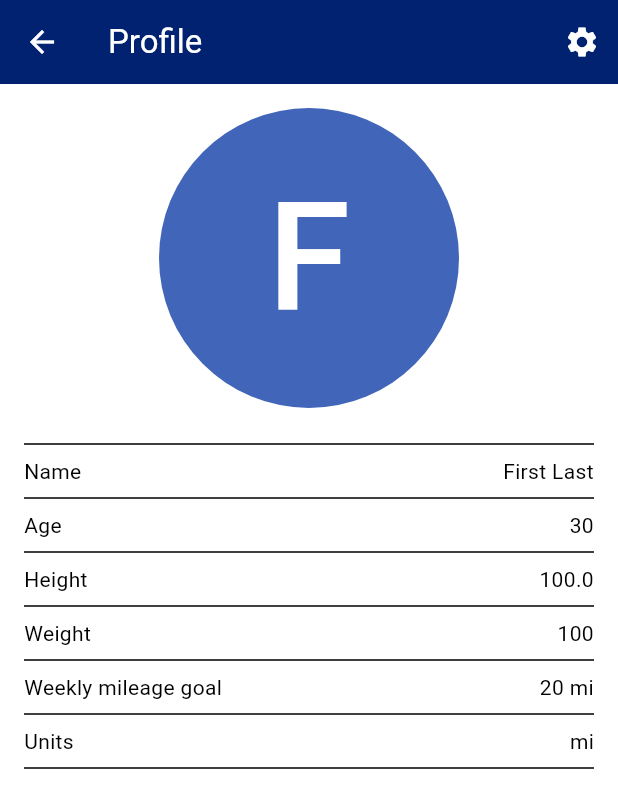
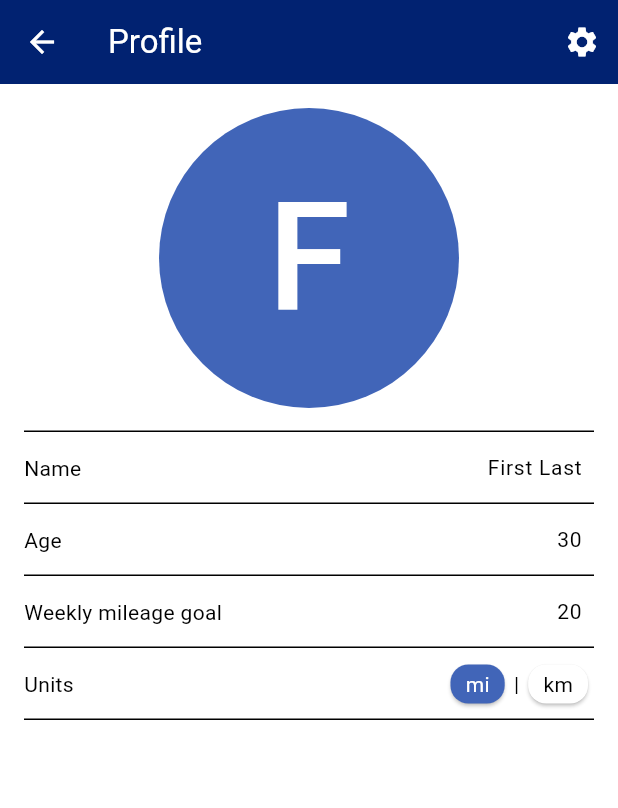
Before and after one commit to liamb09/Rundex, a Flutter app: the ProfilePage screen opened directly, on a phone screen of 412 x 824 dp. Shown: the top 808 px of the screen. Run offline on Flutter 3.47's test engine with Material 3 defaults, Android fonts, the phone set to English and light mode, and no system bars; our stand-ins replace envied, file_picker, flutter_image_compress, google_maps_flutter, sqflite and 3 more; missing offline and left inert: dart:ffi, flex_color_picker, polyline_codec; accounts and stored records are empty; generated files the repository leaves out were written again.

Commit message:
Add user editing in profile

```diff
--- a/lib/pages/add_run_page.dart
+++ b/lib/pages/add_run_page.dart
@@ -80,6 +80,7 @@ class _AddRunPageState extends State<AddRunPage> {
     return dateTime;
   }
 
+  // BUG: distance goes away when you add/subtract sets
   void setMilageAndImage () {
     if (workoutStructure && _routes != null) {
       MapEntry<String, Map<Uint8List?, double?>>? forMileageAndImage;
@@ -108,6 +109,7 @@ class _AddRunPageState extends State<AddRunPage> {
         } else if (imageSetByRoute) {
           image = null;
         }
+        print(oldDistance);
         if (_distance == 0) {
           _distance = oldDistance;
         }
--- a/lib/pages/profile_page.dart
+++ b/lib/pages/profile_page.dart
@@ -1,8 +1,11 @@
+import 'dart:ui';
+
 import 'package:flutter/material.dart';
 import 'package:google_maps_flutter/google_maps_flutter.dart';
 import 'package:running_log/pages/settings_page.dart';
 import 'package:running_log/services_and_helpers/User.dart';
 import 'package:running_log/services_and_helpers/UserDatabaseHelper.dart';
+import 'package:running_log/services_and_helpers/profile_edit_field.dart';
 
 class ProfilePage extends StatefulWidget {
   @override
@@ -21,8 +24,8 @@ class _ProfilePageState extends State<ProfilePage> {
     return user[0];
   }
 
-  bool editUnits = false;
   String? newUnit;
+  String inEdit = "";
 
   @override
   Widget build(BuildContext context) {
@@ -75,88 +78,173 @@ class _ProfilePageState extends State<ProfilePage> {
                     ),
                   ),
                   SizedBox(height: 16),
-                  Divider(),
+                  Divider(
+                    height: 0,
+                    thickness: 1,
+                  ),
                   Row(
                     children: [
                       Expanded(child: Text("Name")),
-                      Expanded(child: Text(userData.name, textAlign: TextAlign.right,)),
+                      ProfileEditField(
+                        value: userData.name,
+                        identifier: "name",
+                        inEdit: inEdit == "name",
+                        user: userData,
+                        intOnly: false,
+                        toggleEdit: () {
+                          setState(() {
+                            if (inEdit == "name") {
+                              inEdit = "";
+                            } else {
+                              inEdit = "name";
+                            }
+                          });
+                        },
+                      ),
                     ],
                   ),
-                  Divider(),
+                  Divider(
+                    height: 0,
+                    thickness: 1,
+                  ),
                   Row(
                     children: [
                       Expanded(child: Text("Age")),
-                      Expanded(child: Text("${userData.age}", textAlign: TextAlign.right,)),
+                      ProfileEditField(
+                        value: "${userData.age}",
+                        identifier: "age",
+                        inEdit: inEdit == "age",
+                        user: userData,
+                        intOnly: true,
+                        toggleEdit: () {
+                          setState(() {
+                            if (inEdit == "age") {
+                              inEdit = "";
+                            } else {
+                              inEdit = "age";
+                            }
+                          });
+                        },
+                      ),
                     ],
                   ),
-                  Divider(),
-                  Row(
-                    children: [
-                      Expanded(child: Text("Height")),
-                      Expanded(child: Text("${userData.height}", textAlign: TextAlign.right,)),
-                    ],
+                  // Divider(),
+                  // Row(
+                  //   children: [
+                  //     Expanded(child: Text("Height")),
+                  //     Expanded(child: Text("${userData.height}", textAlign: TextAlign.right,)),
+                  //   ],
+                  // ),
+                  // Divider(),
+                  // Row(
+                  //   children: [
+                  //     Expanded(child: Text("Weight")),
+                  //     Expanded(child: Text("${userData.weight}", textAlign: TextAlign.right,)),
+                  //   ],
+                  // ),
+                  Divider(
+                    height: 0,
+                    thickness: 1,
                   ),
-                  Divider(),
-                  Row(
-                    children: [
-                      Expanded(child: Text("Weight")),
-                      Expanded(child: Text("${userData.weight}", textAlign: TextAlign.right,)),
-                    ],
-                  ),
-                  Divider(),
                   Row(
                     children: [
                       Expanded(child: Text("Weekly mileage goal")),
-                      Expanded(child: Text("${userData.goal != null ? "${userData.goal} ${userData.distUnit}" : "--"} ", textAlign: TextAlign.right,)),
-                    ],
-                  ),
-                  Divider(),
-                  // TODO: put dropdown when clicked to edit units
-                  Row(
-                    children: [
-                      Expanded(child: Text("Units")),
-                      InkWell(
-                        onTap: () {
-                          if (!editUnits) {
-                            editUnits = true;
-                          } else {
-                            editUnits = false;
-                          }
-                          setState(() {});
+                      ProfileEditField(
+                        value: "${userData.goal}",
+                        identifier: "goal",
+                        inEdit: inEdit == "goal",
+                        user: userData,
+                        intOnly: true,
+                        toggleEdit: () {
+                          setState(() {
+                            if (inEdit == "goal") {
+                              inEdit = "";
+                            } else {
+                              inEdit = "goal";
+                            }
+                          });
                         },
-                        child: Builder(
-                          builder: (context) {
-                            if (editUnits) {
-                              return DropdownButtonFormField(
-                                decoration: InputDecoration(
-                                  border: OutlineInputBorder(),
-                                  labelText: "Units",
-                                ),
-                                items: [
-                                  DropdownMenuItem(value: "mi", child: Text("mi")),
-                                  DropdownMenuItem(value: "km", child: Text("km")),
-                                ],
-                                onChanged: (newValue) {
-                                  setState(() {
-                                    newUnit = newValue!;
-                                  });
-                                },
-                                value: userData.distUnit,
-                                validator: (value) {
-                                  if (value != "mi" && value != "km") {
-                                    return "Invalid input";
-                                  }
-                                  return null;
-                                },
-                              );
-                            }
-                            return Text(userData.distUnit, textAlign: TextAlign.right,);
-                          }
-                        )
                       ),
                     ],
                   ),
-                  Divider(),
+                  Divider(
+                    height: 0,
+                    thickness: 1,
+                  ),
+                  // todo: put dropdown when clicked to edit units
+                  SizedBox(
+                    height: 48,
+                    child: Row(
+                      children: [
+                        Expanded(child: Text("Units")),
+                        Row(
+                          children: [
+                            Card(
+                              color: userData.distUnit == "mi" ? Theme.of(context).colorScheme.secondary : null,
+                              child: InkWell(
+                                highlightColor: Colors.transparent,
+                                splashColor: Colors.transparent,
+                                borderRadius: BorderRadius.circular(15),
+                                onTap: () {
+                                  if (userData.distUnit != "mi") {
+                                    UserDatabase.instance.updateUser(User(
+                                      name: userData.name,
+                                      age: userData.age,
+                                      height: userData.height,
+                                      weight: userData.weight,
+                                      runColors: userData.runColors,
+                                      goal: userData.goal,
+                                      distUnit: "mi",
+                                      routes: userData.routes,
+                                    ));
+                                    setState(() {});
+                                  }
+                                },
+                                child: Padding(
+                                  padding: const EdgeInsets.symmetric(vertical: 3, horizontal: 10),
+                                  child: Text("mi", style: TextStyle(color: userData.distUnit == "mi" ? Theme.of(context).colorScheme.tertiary : null),),
+                                ),
+                              ),
+                            ),
+                            SizedBox(width: 2,),
+                            Text("|"),
+                            SizedBox(width: 2,),
+                            Card(
+                              color: userData.distUnit == "km" ? Theme.of(context).colorScheme.secondary : null,
+                              child: InkWell(
+                                highlightColor: Colors.transparent,
+                                splashColor: Colors.transparent,
+                                borderRadius: BorderRadius.circular(15),
+                                onTap: () {
+                                  if (userData.distUnit != "km") {
+                                    UserDatabase.instance.updateUser(User(
+                                      name: userData.name,
+                                      age: userData.age,
+                                      height: userData.height,
+                                      weight: userData.weight,
+                                      runColors: userData.runColors,
+                                      goal: userData.goal,
+                                      distUnit: "km",
+                                      routes: userData.routes,
+                                    ));
+                                    setState(() {});
+                                  }
+                                },
+                                child: Padding(
+                                  padding: const EdgeInsets.symmetric(vertical: 3, horizontal: 10),
+                                  child: Text("km", style: TextStyle(color: userData.distUnit == "km" ? Theme.of(context).colorScheme.tertiary : null),),
+                                ),
+                              ),
+                            ),
+                          ],
+                        ),
+                      ],
+                    ),
+                  ),
+                  Divider(
+                    height: 0,
+                    thickness: 1,
+                  ),
                 ],
               ),
             ),
--- /dev/null
+++ b/lib/services_and_helpers/profile_edit_field.dart
@@ -0,0 +1,60 @@
+import 'dart:ui';
+import 'package:flutter/material.dart';
+import 'package:running_log/services_and_helpers/User.dart';
+import 'package:running_log/services_and_helpers/UserDatabaseHelper.dart';
+
+class ProfileEditField extends StatelessWidget {
+  const ProfileEditField({
+    super.key,
+    required this.value,
+    required this.identifier,
+    required this.inEdit,
+    required this.user,
+    required this.intOnly,
+    required this.toggleEdit,
+  });
+
+  final String value;
+  final String identifier;
+  final bool inEdit;
+  final User user;
+  final bool intOnly;
+  final void Function() toggleEdit;
+
+  @override
+  Widget build (BuildContext context) {
+    return InkWell(
+      onLongPress: () {
+        toggleEdit();
+      },
+      child: IntrinsicWidth(
+        child: TextField(
+          decoration: InputDecoration(
+            contentPadding: EdgeInsets.all(5),
+          ),
+          selectionWidthStyle: BoxWidthStyle.tight,
+          controller: TextEditingController(text: value),
+          style: TextStyle(color: Colors.black, fontSize: 14),
+          textAlign: TextAlign.right,
+          enabled: inEdit,
+          onSubmitted: (value) async {
+            if (!intOnly || int.tryParse(value) != null) {
+              toggleEdit();
+              var newUser = User(
+                name: identifier == "name" ? value : user.name,
+                age: identifier == "age" ? int.parse(value) : user.age,
+                height: user.height,
+                weight: user.weight,
+                runColors: user.runColors,
+                goal: identifier == "goal" ? int.parse(value) : user.goal,
+                distUnit: identifier == "distUnit" ? value : user.distUnit,
+                routes: user.routes,
+              );
+              UserDatabase.instance.updateUser(newUser);
+            }
+          },
+        ),
+      )
+    );
+  }
+}
```
Also changed, not shown: 1 other file.
